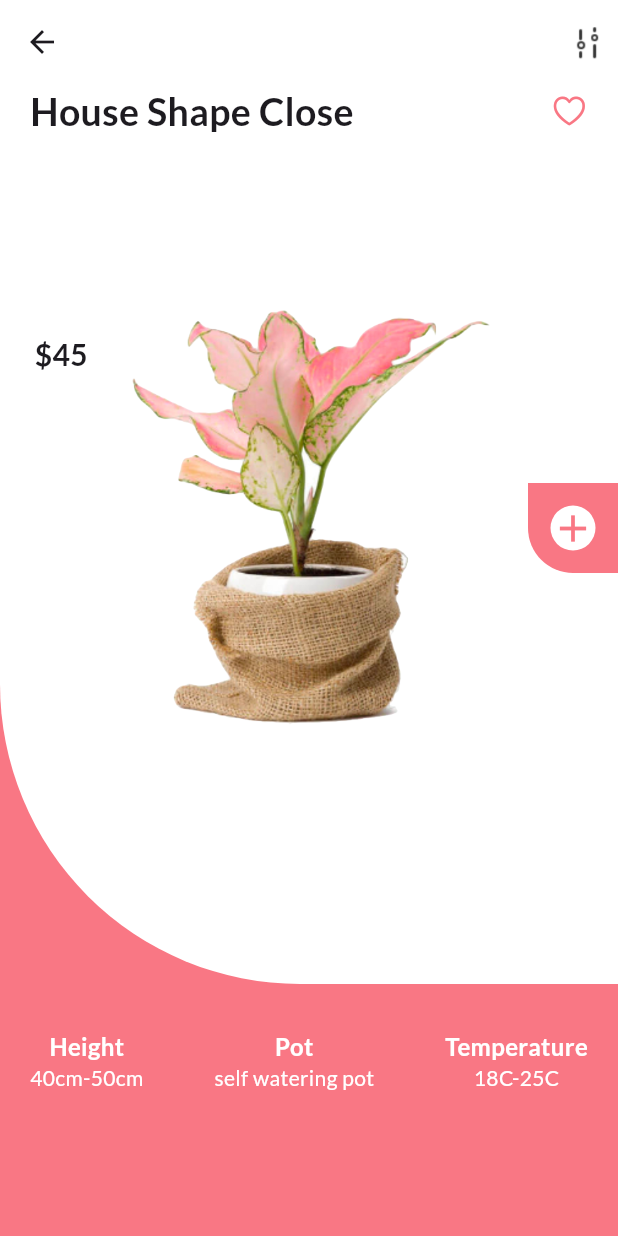
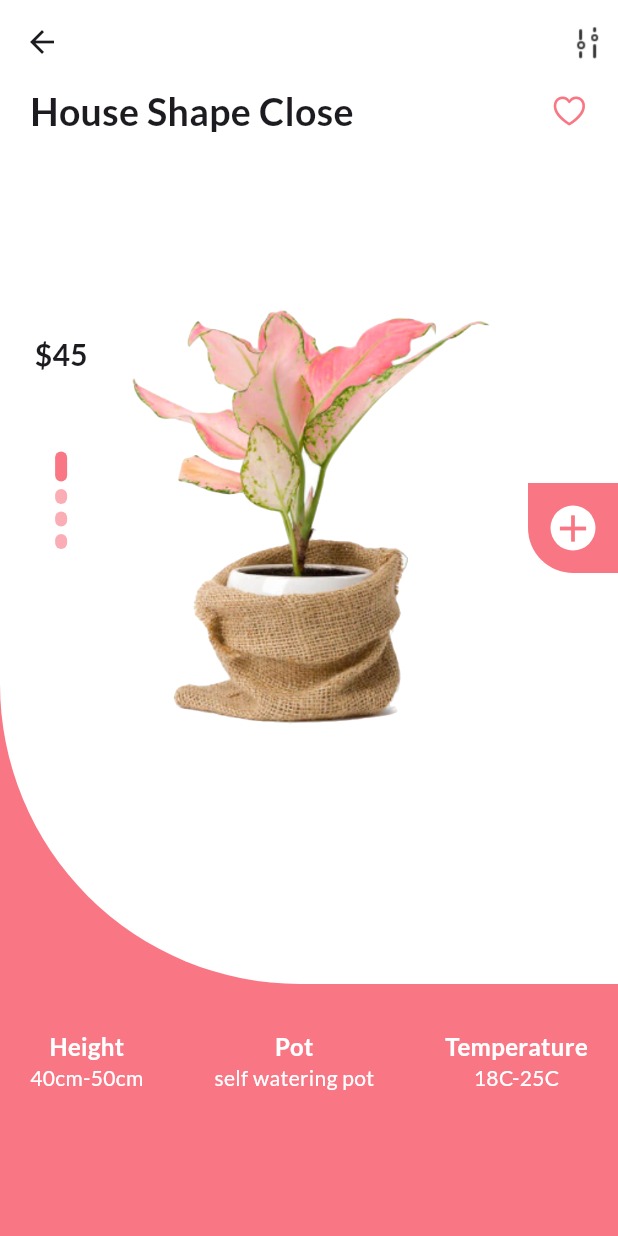
Before and after one commit to AbuRasel9/ui-design, a Flutter app: the screen it shows after launch, after a tap on "House Shape Close", on a phone screen of 412 x 824 dp. Run offline on Flutter 3.47's test engine with Material 3 defaults, Android fonts, the phone set to English and light mode, and no system bars; our stand-ins replace google_fonts.

Commit message:
details screen done

```diff
--- a/lib/view/details_screen.dart
+++ b/lib/view/details_screen.dart
@@ -1,6 +1,7 @@
 import 'package:car_app_ui/utils/constant.dart';
 import 'package:flutter/cupertino.dart';
 import 'package:flutter/material.dart';
+import 'package:flutter/widgets.dart';
 
 class DetailsScreen extends StatefulWidget {
   const DetailsScreen(
@@ -37,7 +38,8 @@ class _DetailsScreenState extends State<DetailsScreen> {
           )
         ],
       ),
-      body: Column(
+      body: SingleChildScrollView(
+        child: Column(
           children: <Widget>[
             Container(
               padding: const EdgeInsets.only(
@@ -81,19 +83,64 @@ class _DetailsScreenState extends State<DetailsScreen> {
                     mainAxisAlignment: MainAxisAlignment.spaceBetween,
                     crossAxisAlignment: CrossAxisAlignment.start,
                     children: <Widget>[
-                    const Expanded(
+                      Expanded(
                         flex: 1,
                         child: Column(
                           children: <Widget>[
-                          SizedBox(
+                            const SizedBox(
                               height: 30,
                             ),
-                          Text(
+                            const Text(
                               "\$45",
                               style: TextStyle(
                                 fontWeight: FontWeight.bold,
                                 fontSize: 20,
                               ),
+                            ),
+                            const SizedBox(
+                              height: 50,
+                            ),
+                            Container(
+                              height: 20,
+                              width: 8,
+                              decoration: BoxDecoration(
+                                color: ConstantValue.primaryColor,
+                                borderRadius: BorderRadius.circular(10),
+                              ),
+                            ),
+                            const SizedBox(
+                              height: 5,
+                            ),
+                            Container(
+                              height: 10,
+                              width: 8,
+                              decoration: BoxDecoration(
+                                color: ConstantValue.primaryColor.withOpacity(.6,),
+                                borderRadius: BorderRadius.circular(10),
+                              ),
+                            ),
+                            const SizedBox(
+                              height: 5,
+                            ),
+                            Container(
+                              height: 10,
+                              width: 8,
+                              decoration: BoxDecoration(
+                                color: ConstantValue.primaryColor.withOpacity(.6,),
+                                borderRadius: BorderRadius.circular(10),
+                              ),
+                            ),                            const SizedBox(
+                              height: 5,
+                            ),
+                            Container(
+                              height: 10,
+                              width: 8,
+                              decoration: BoxDecoration(
+                                color: ConstantValue.primaryColor.withOpacity(.6,),
+                                borderRadius: BorderRadius.circular(10),
+                              ),
+                            ),                            const SizedBox(
+                              height: 5,
                             ),
                           ],
                         ),
@@ -159,6 +206,7 @@ class _DetailsScreenState extends State<DetailsScreen> {
             ),
           ],
         ),
+      ),
     );
   }
 }
```
Lines whose indentation alone changed are shown as unchanged.
